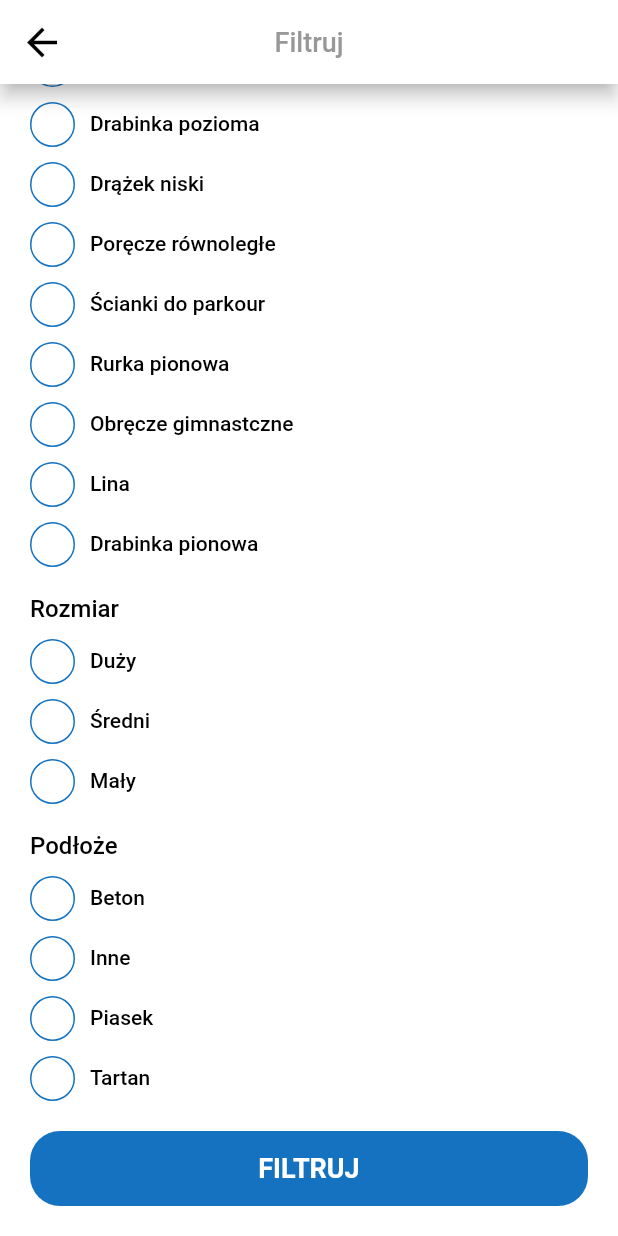
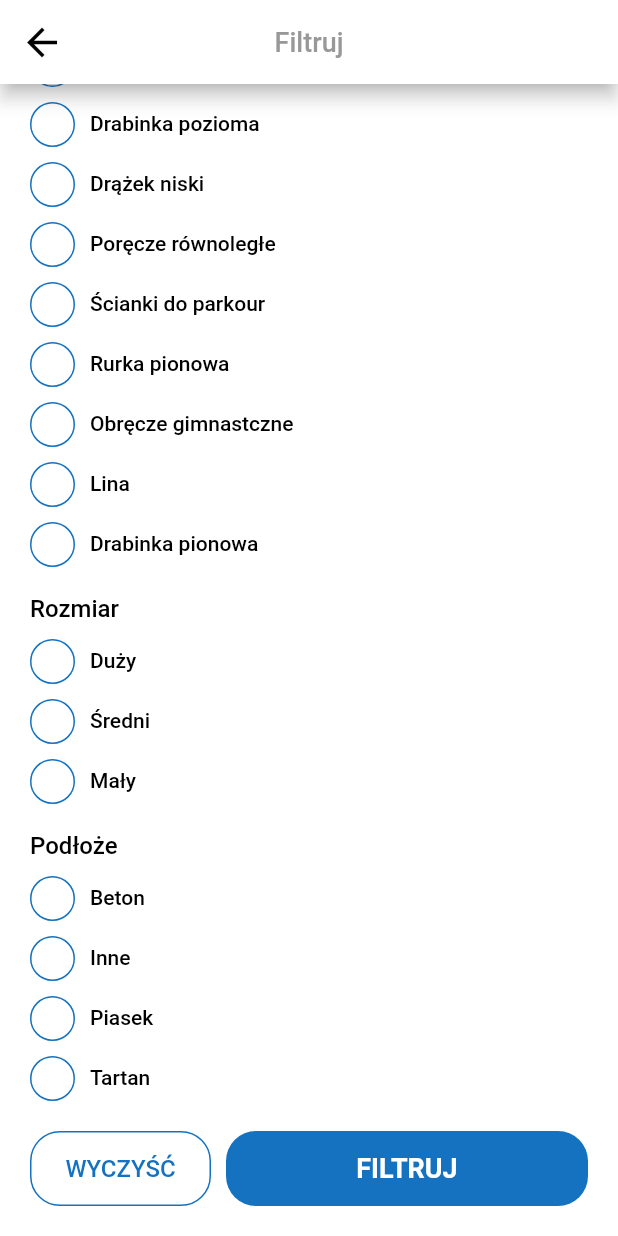
Before and after one commit to FirentisTFW/street-workout-places, a Flutter app: the FiltersPage screen opened directly, scrolled down 144 dp, on a phone screen of 412 x 824 dp. Run offline on Flutter 3.47's test engine with Material 2 defaults, Android fonts, the phone set to English and light mode, and no system bars; our stand-ins replace cached_network_image, copy_with_extension, equatable, flutter_bloc, flutter_map, freezed_annotation and 3 more; missing offline and left inert: bloc_presentation, fluster, map_launcher.

Commit message:
Introduce secondary button, add todos for the upcoming work

```diff
--- a/lib/application/blocs/filters/filters_state.dart
+++ b/lib/application/blocs/filters/filters_state.dart
@@ -16,5 +16,6 @@ class FiltersState extends Equatable {
   @override
   List<Object?> get props => [
         filters,
+        UniquePropProvider.get(),
       ];
 }
--- a/lib/l10n/intl_en.arb
+++ b/lib/l10n/intl_en.arb
@@ -83,5 +83,6 @@
   "filtersMaxDistanceInKm": "Maksymalna odległość (w km)",
   "kilometersAbbreviation": "km",
   "equipment": "Sprzęt",
-  "filtersFilterButtonTitle": "Filtruj"
+  "filtersFilterButtonTitle": "Filtruj",
+  "filtersClearButtonTitle": "Wyczyść"
 }
--- a/lib/l10n/intl_pl.arb
+++ b/lib/l10n/intl_pl.arb
@@ -83,5 +83,6 @@
   "filtersMaxDistanceInKm": "Maksymalna odległość (w km)",
   "kilometersAbbreviation": "km",
   "equipment": "Sprzęt",
-  "filtersFilterButtonTitle": "Filtruj"
+  "filtersFilterButtonTitle": "Filtruj",
+  "filtersClearButtonTitle": "Wyczyść"
 }
--- a/lib/presentation/modals/bottom_sheets/select_location_on_map_bottom_sheet.dart
+++ b/lib/presentation/modals/bottom_sheets/select_location_on_map_bottom_sheet.dart
@@ -5,7 +5,7 @@ import 'package:app/generated/l10n.dart';
 import 'package:app/infrastructure/networking/models/map_position.dart';
 import 'package:app/presentation/modals/bottom_sheets/basic_bottom_sheet.dart';
 import 'package:app/presentation/styles/app_text_styles.dart';
-import 'package:app/presentation/widgets/primary_button.dart';
+import 'package:app/presentation/widgets/button.dart';
 import 'package:app/presentation/widgets/space.dart';
 import 'package:app/presentation/widgets/space_text_span.dart';
 import 'package:flutter/material.dart';
@@ -119,7 +119,7 @@ class _SelectLocationOnMapBottomSheetBodyState extends State<_SelectLocationOnMa
           ),
         ),
         Flexible(
-          child: PrimaryButton(
+          child: Button(
             S.of(context).save,
             onPressed: () {
               final MapPosition? selectedPosition = _selectedPosition;
--- a/lib/presentation/pages/filters/filters_page.dart
+++ b/lib/presentation/pages/filters/filters_page.dart
@@ -6,7 +6,7 @@ import 'package:app/presentation/pages/filters/widgets/filters_section.dart';
 import 'package:app/presentation/styles/app_padding.dart';
 import 'package:app/presentation/widgets/app_app_bar.dart';
 import 'package:app/presentation/widgets/app_text_field.dart';
-import 'package:app/presentation/widgets/primary_button.dart';
+import 'package:app/presentation/widgets/button.dart';
 import 'package:app/presentation/widgets/space.dart';
 import 'package:flutter/material.dart';
 import 'package:flutter_bloc/flutter_bloc.dart';
@@ -36,7 +36,7 @@ class _FiltersPageState extends BlocPageState<FiltersPage, FiltersCubit> {
               _buildEquipmentSection(),
               _buildSizeSection(),
               _buildSurfaceSection(),
-              _buildFilterButton(),
+              _buildFooter(),
             ].separatedBy(const Space.vertical(20.0)),
           ),
         ),
@@ -88,10 +88,25 @@ class _FiltersPageState extends BlocPageState<FiltersPage, FiltersCubit> {
     );
   }
 
-  Widget _buildFilterButton() {
-    return PrimaryButton(
-      S.of(context).filtersFilterButtonTitle,
-      onPressed: bloc.saveFilters,
+  Widget _buildFooter() {
+    return Row(
+      children: [
+        Flexible(
+          child: Button(
+            S.of(context).filtersClearButtonTitle,
+            type: ButtonType.secondary,
+            onPressed: bloc.clearFilters,
+          ),
+        ),
+        const Space.horizontal(10.0),
+        Flexible(
+          flex: 2,
+          child: Button(
+            S.of(context).filtersFilterButtonTitle,
+            onPressed: bloc.saveFilters,
+          ),
+        ),
+      ],
     );
   }
 }
--- a/lib/presentation/pages/new_spot/equipment/new_spot_equipment_page.dart
+++ b/lib/presentation/pages/new_spot/equipment/new_spot_equipment_page.dart
@@ -12,7 +12,7 @@ import 'package:app/presentation/routing/dashboard_tabs/form_routing.dart';
 import 'package:app/presentation/styles/app_padding.dart';
 import 'package:app/presentation/styles/app_text_styles.dart';
 import 'package:app/presentation/widgets/app_app_bar.dart';
-import 'package:app/presentation/widgets/primary_button.dart';
+import 'package:app/presentation/widgets/button.dart';
 import 'package:app/presentation/widgets/selectable_option_cell.dart';
 import 'package:app/presentation/widgets/space.dart';
 import 'package:bloc_presentation/bloc_presentation.dart';
@@ -104,7 +104,7 @@ class _NewSpotEquipmentPageState extends BlocPageState<NewSpotEquipmentPage, New
   }
 
   Widget _buildNextButton() {
-    return PrimaryButton(
+    return Button(
       S.of(context).next,
       onPressed: bloc.proceedToNextStep,
     );
--- a/lib/presentation/pages/new_spot/form/new_spot_form_page.dart
+++ b/lib/presentation/pages/new_spot/form/new_spot_form_page.dart
@@ -12,11 +12,11 @@ import 'package:app/presentation/styles/app_padding.dart';
 import 'package:app/presentation/styles/app_text_styles.dart';
 import 'package:app/presentation/widgets/app_app_bar.dart';
 import 'package:app/presentation/widgets/app_text_field.dart';
+import 'package:app/presentation/widgets/button.dart';
 import 'package:app/presentation/widgets/dropdown_menu/app_dropdown_menu_item.dart';
 import 'package:app/presentation/widgets/dropdown_menu/dropdown_item_style.dart';
 import 'package:app/presentation/widgets/dropdown_menu/dropdown_menu.dart' as app;
 import 'package:app/presentation/widgets/form_gesture_detector.dart';
-import 'package:app/presentation/widgets/primary_button.dart';
 import 'package:app/presentation/widgets/space.dart';
 import 'package:app/presentation/widgets/widget_with_possible_error_message.dart';
 import 'package:flutter/material.dart';
@@ -240,7 +240,7 @@ class _NewSpotFormPageState extends BlocPageState<NewSpotFormPage, NewSpotFormCu
   }
 
   Widget _buildNextButton() {
-    return PrimaryButton(
+    return Button(
       S.of(context).next,
       onPressed: bloc.proceedToNextStep,
     );
--- a/lib/presentation/pages/new_spot/form/widgets/new_spot_coordinates_section.dart
+++ b/lib/presentation/pages/new_spot/form/widgets/new_spot_coordinates_section.dart
@@ -6,7 +6,7 @@ import 'package:app/generated/l10n.dart';
 import 'package:app/infrastructure/networking/models/map_position.dart';
 import 'package:app/presentation/modals/bottom_sheets/select_location_on_map_bottom_sheet.dart';
 import 'package:app/presentation/pages/new_spot/form/new_spot_form_cubit.dart';
-import 'package:app/presentation/widgets/primary_button.dart';
+import 'package:app/presentation/widgets/button.dart';
 import 'package:app/presentation/widgets/space.dart';
 import 'package:flutter/material.dart';
 
@@ -80,7 +80,7 @@ class _NewSpotCoordinatesSectionState extends State<NewSpotCoordinatesSection> {
   }
 
   Widget _buildSelectOnTheMapButton(BuildContext context) {
-    return PrimaryButton(
+    return Button(
       S.of(context).newSpotCoordinatesSectionButtonTitle,
       onPressed: () {
         SelectLocationOnMapBottomSheet(
--- a/lib/presentation/pages/new_spot/images/new_spot_images_page.dart
+++ b/lib/presentation/pages/new_spot/images/new_spot_images_page.dart
@@ -12,7 +12,7 @@ import 'package:app/presentation/styles/app_padding.dart';
 import 'package:app/presentation/styles/app_text_styles.dart';
 import 'package:app/presentation/widgets/adaptive_button.dart';
 import 'package:app/presentation/widgets/app_app_bar.dart';
-import 'package:app/presentation/widgets/primary_button.dart';
+import 'package:app/presentation/widgets/button.dart';
 import 'package:app/presentation/widgets/space.dart';
 import 'package:flutter/material.dart';
 import 'package:flutter_bloc/flutter_bloc.dart';
@@ -145,7 +145,7 @@ class _NewSpotImagesPageState extends BlocPageState<NewSpotImagesPage, NewSpotIm
   }
 
   Widget _buildSendButton(NewSpotImagesState state) {
-    return PrimaryButton(
+    return Button(
       S.of(context).send,
       isLoading: state is NewSpotImagesSubmitInProgress,
       onPressed: bloc.submitSpot,
--- a/lib/presentation/pages/new_spot/initial/new_spot_initial_page.dart
+++ b/lib/presentation/pages/new_spot/initial/new_spot_initial_page.dart
@@ -4,7 +4,7 @@ import 'package:app/generated/l10n.dart';
 import 'package:app/presentation/routing/dashboard_tabs/form_routing.dart';
 import 'package:app/presentation/styles/app_padding.dart';
 import 'package:app/presentation/styles/app_text_styles.dart';
-import 'package:app/presentation/widgets/primary_button.dart';
+import 'package:app/presentation/widgets/button.dart';
 import 'package:app/presentation/widgets/space.dart';
 import 'package:flutter/material.dart';
 
@@ -52,7 +52,7 @@ class NewSpotInitialPage extends StatelessWidget {
   }
 
   Widget _buildNextButton(BuildContext context) {
-    return PrimaryButton(
+    return Button(
       S.of(context).newSpotInitialNextButtonTitle,
       onPressed: () => RootNavigator.of(context).pushNamed(FormRouting.form),
     );
--- a/lib/presentation/styles/app_decorations.dart
+++ b/lib/presentation/styles/app_decorations.dart
@@ -21,4 +21,12 @@ class AppDecorations {
     borderRadius: BorderRadius.circular(AppDimensions.borderRadius.basic),
     color: AppColors.blue,
   );
+
+  static final BoxDecoration secondaryButton = BoxDecoration(
+    border: Border.all(
+      color: AppColors.blue,
+    ),
+    borderRadius: BorderRadius.circular(AppDimensions.borderRadius.basic),
+    color: AppColors.white,
+  );
 }
--- a/lib/presentation/styles/app_text_styles.dart
+++ b/lib/presentation/styles/app_text_styles.dart
@@ -127,6 +127,16 @@ class AppTextStyles {
     );
   }
 
+  static TextStyle secondaryButton({
+    Color color = AppColors.blue,
+  }) {
+    return TextStyle(
+      color: color,
+      fontWeight: FontWeight.normal,
+      fontSize: 16.0,
+    );
+  }
+
   static TextStyle tabBarButton({
     required bool isSelected,
   }) {
--- a/lib/presentation/widgets/primary_button.dart
+++ b/lib/presentation/widgets/button.dart
@@ -5,14 +5,31 @@ import 'package:app/presentation/widgets/adaptive_button.dart';
 import 'package:app/presentation/widgets/app_progress_indicator.dart';
 import 'package:flutter/material.dart';
 
-class PrimaryButton extends StatelessWidget {
+enum ButtonType {
+  primary,
+  secondary;
+
+  BoxDecoration get _decoration => switch (this) {
+        ButtonType.primary => AppDecorations.primaryButton,
+        ButtonType.secondary => AppDecorations.secondaryButton,
+      };
+
+  TextStyle get _textStyle => switch (this) {
+        ButtonType.primary => AppTextStyles.primaryButton(),
+        ButtonType.secondary => AppTextStyles.secondaryButton(),
+      };
+}
+
+class Button extends StatelessWidget {
   final String text;
   final bool isLoading;
+  final ButtonType type;
   final VoidCallback onPressed;
 
-  const PrimaryButton(
+  const Button(
     this.text, {
     this.isLoading = false,
+    this.type = ButtonType.primary,
     required this.onPressed,
   });
 
@@ -21,7 +38,7 @@ class PrimaryButton extends StatelessWidget {
     return SizedBox(
       width: double.infinity,
       child: AdaptiveButton(
-        decoration: AppDecorations.primaryButton,
+        decoration: type._decoration,
         onPressed: onPressed,
         child: isLoading
             ? const SizedBox.square(
@@ -33,7 +50,7 @@ class PrimaryButton extends StatelessWidget {
               )
             : Text(
                 text.toUpperCase(),
-                style: AppTextStyles.primaryButton(),
+                style: type._textStyle,
               ),
       ),
     );
```
Also changed, not shown: lib/application/blocs/filters/filters_cubit.dart (+8 -2 lines), todo.txt (+7 -0 lines), lib/generated/intl/messages_en.dart, lib/generated/intl/messages_pl.dart, lib/generated/l10n.dart, 1 other file.
